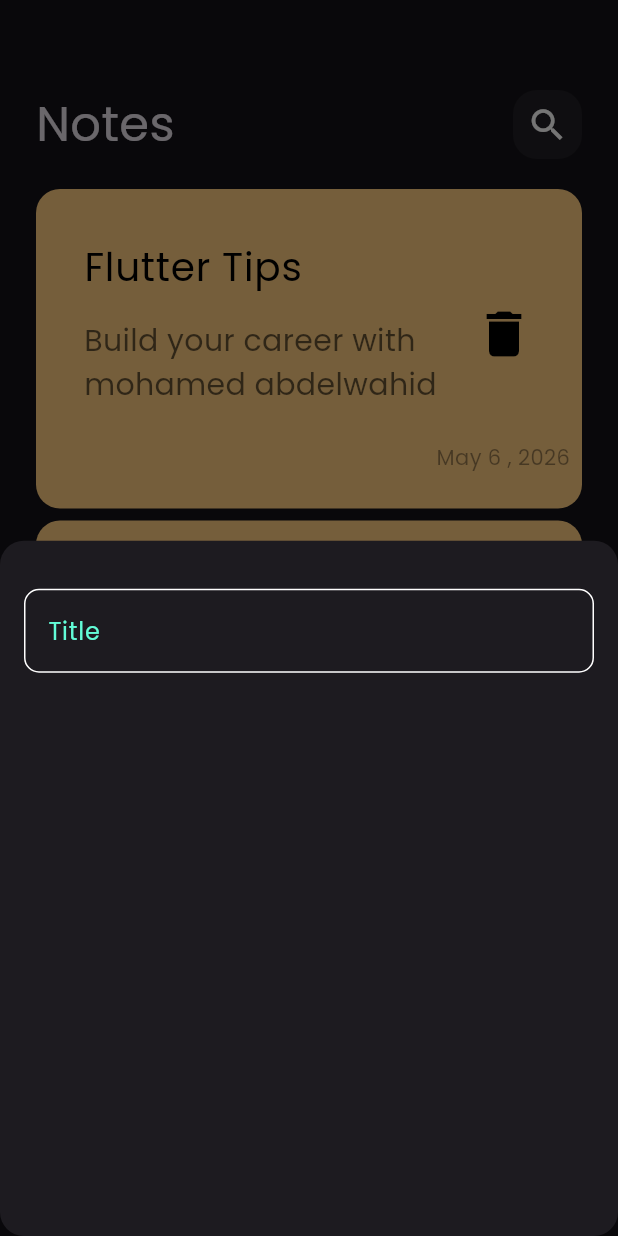
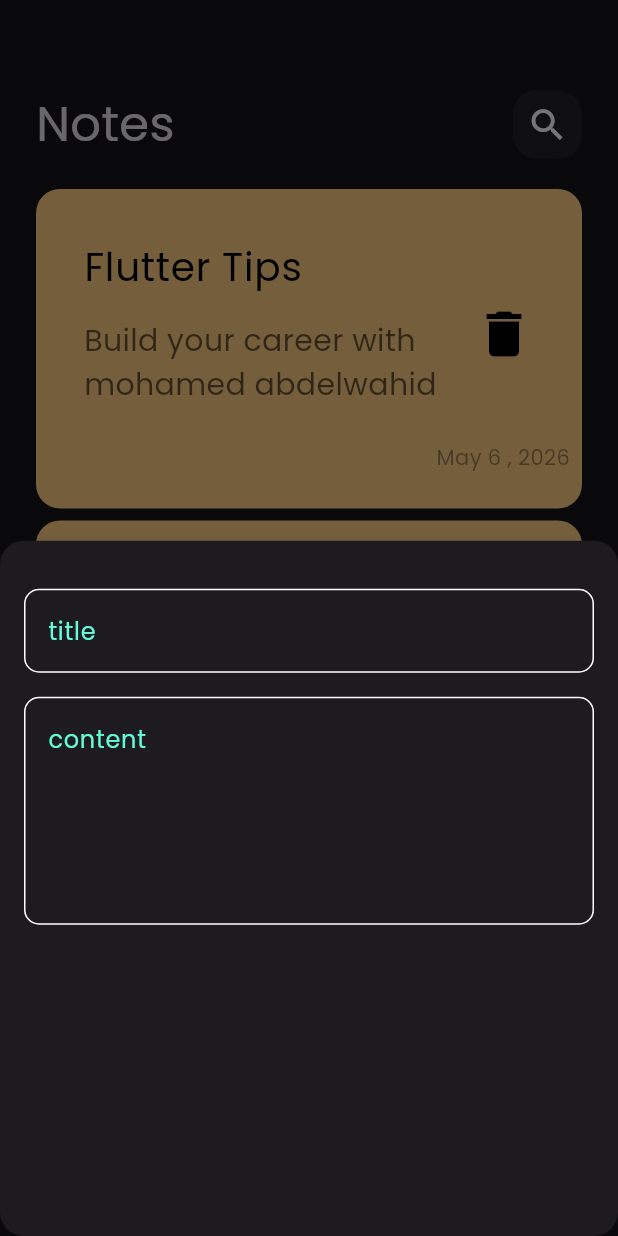
Before and after one commit to MohamedAbdelwahid/notes_app, a Flutter app: the screen it shows after launch, after a tap on the "add" icon, on a phone screen of 412 x 824 dp. Run offline on Flutter 3.47's test engine with Material 3 defaults, Android fonts, the phone set to English and light mode, and no system bars.

Commit message:
add fields to notes  bottom sheet

```diff
--- a/lib/views/widgets/add_note_bottom_sheet.dart
+++ b/lib/views/widgets/add_note_bottom_sheet.dart
@@ -10,11 +10,20 @@
     return Padding(
       padding: EdgeInsets.symmetric(horizontal: 16),
       child: Column(
-        children: [
+        children: const [
           SizedBox(
             height: 32,
           ),
-          CustomTextField(),
+          CustomTextField(
+            hint: 'title',
+          ),
+          SizedBox(
+            height: 16,
+          ),
+          CustomTextField(
+            hint: 'content',
+            maxLines: 5,
+          ),
         ],
       ),
     );
--- a/lib/views/widgets/custom_text_field.dart
+++ b/lib/views/widgets/custom_text_field.dart
@@ -2,17 +2,18 @@
 import 'package:frist_project/constant.dart';
 
 class CustomTextField extends StatelessWidget {
-  const CustomTextField({super.key});
+  const CustomTextField({super.key ,  this.maxLines =1  , required this.hint});
+  final String hint;
+  final int maxLines;
 
   @override
   Widget build(BuildContext context) {
     return TextField(
       cursorColor: kprimaryColor,
+      maxLines: maxLines,
       decoration: InputDecoration(
-        hintText: 'Title',
-        hintStyle: TextStyle(
-          color: kprimaryColor,
-        ),
+        hintText: hint,
+        hintStyle: TextStyle(color: kprimaryColor),
         border: buildBorder(),
         enabledBorder: buildBorder(),
         focusedBorder: buildBorder(kprimaryColor),
@@ -20,12 +21,11 @@
     );
   }
 
+  // ignore: non_constant_identifier_names, avoid_types_as_parameter_names, strict_top_level_inference
   OutlineInputBorder buildBorder([Color]) {
     return OutlineInputBorder(
-        borderRadius: BorderRadius.circular(10),
-        borderSide: BorderSide(
-          color: Colors.white,
-        )
-      );
+      borderRadius: BorderRadius.circular(10),
+      borderSide: BorderSide(color: Color ?? Colors.white),
+    );
   }
 }
```
